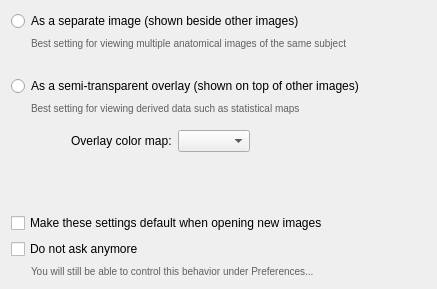
This is GUI/Qt/Windows/ImageIOWizard/OverlayRolePage.ui in pyushkevich/itksnap as Qt 5 draws it before an edit. The edited form follows.
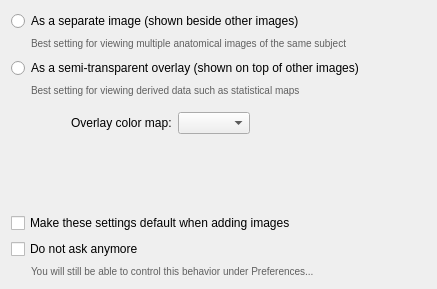
This is the edited form.

Commit message: Added middle and right mouse button simulation and improved mode tooltips

Diff of the .ui file:
```diff
--- a/GUI/Qt/Windows/ImageIOWizard/OverlayRolePage.ui
+++ b/GUI/Qt/Windows/ImageIOWizard/OverlayRolePage.ui
@@ -82,7 +82,7 @@
         <property name="sizeHint" stdset="0">
          <size>
           <width>20</width>
-          <height>20</height>
+          <height>2</height>
          </size>
         </property>
        </spacer>
@@ -137,7 +137,14 @@
              </widget>
             </item>
             <item alignment="Qt::AlignLeft">
-             <widget class="QComboBox" name="inOverlayColorMap"/>
+             <widget class="QComboBox" name="inOverlayColorMap">
+              <property name="maximumSize">
+               <size>
+                <width>200</width>
+                <height>16777215</height>
+               </size>
+              </property>
+             </widget>
             </item>
             <item>
              <spacer name="horizontalSpacer">
@@ -166,7 +173,7 @@
         <property name="sizeHint" stdset="0">
          <size>
           <width>20</width>
-          <height>40</height>
+          <height>15</height>
          </size>
         </property>
        </spacer>
@@ -174,7 +181,7 @@
       <item>
        <widget class="QCheckBox" name="chkMakeDefault">
         <property name="text">
-         <string>Make these settings default when opening new images</string>
+         <string>Make these settings default when adding images</string>
         </property>
        </widget>
       </item>
```
The commit also changes 7 other files.
